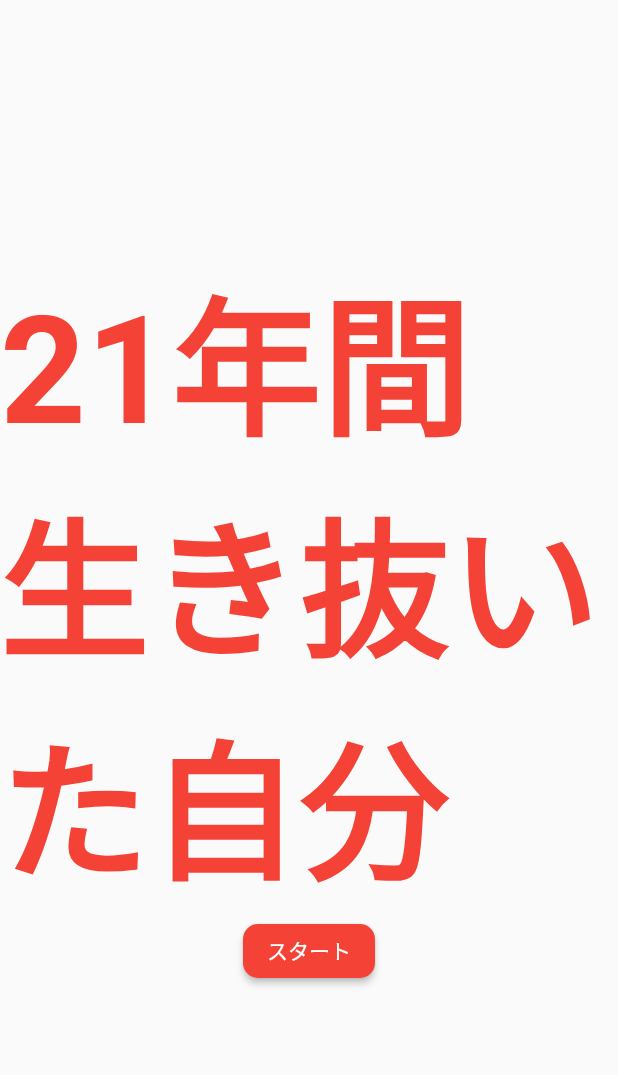
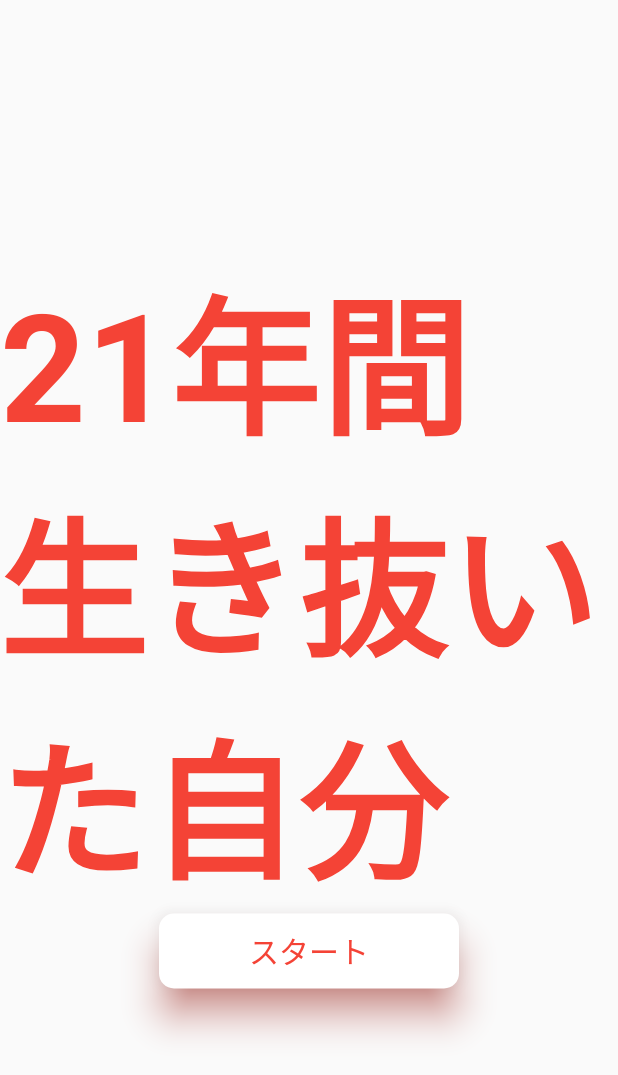
Before and after one commit to hagahagasebun/flutter2, a Flutter app: the screen it shows after launch, on a phone screen of 412 x 824 dp. Shown: the top 1075 px of the screen. Run offline on Flutter 3.47's test engine with Material 2 defaults, Android fonts, the phone set to English and light mode, and no system bars.

Commit message:
背景色の変更

```diff
--- a/lib/view/quiz_app.dart
+++ b/lib/view/quiz_app.dart
@@ -33,17 +33,27 @@ class QuizApp extends StatelessWidget {
                 fontWeight: FontWeight.bold, //テキストの太さ
               ),
             ),
-            ElevatedButton(
+            Container(
+              width: 200,
+              height: 50,
+              child: ElevatedButton(
                   onPressed: () {
                     goToQuizApp(context); //クイズアプリへ遷移するQuizApp関数がよばれる
                   },
                   style: ElevatedButton.styleFrom(
-                  primary: Colors.red, // 背景色
+                    primary: Colors.white, // 背景色
+                    onPrimary: Colors.red, //ボタンのテキスト文字色
+                    elevation: 10.0,
+                    shadowColor: Colors.red,
                     shape: RoundedRectangleBorder(
                       borderRadius: BorderRadius.circular(10.0), // 角丸の半径
                     ),
                   ),
-                child: const Text('スタート')),
+                  child: Text(
+                    'スタート',
+                    style: TextStyle(fontSize: 20),
+                  )),
+            )
           ],
         ),
       ),
```
Lines whose indentation alone changed are shown as unchanged.
